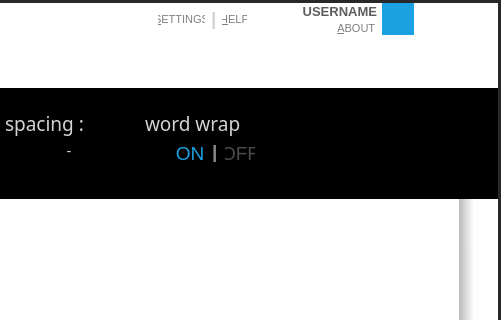
First picture: the form in Sources/mainwindow.ui, repository Sineaggi/CutePad, before the edit; both pictures show x 551 to 1052 and y 0 to 320 of the 1052 by 675 pixel window.
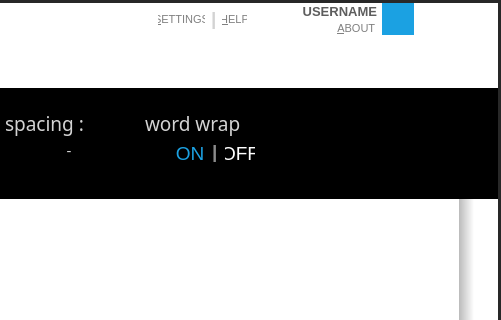
Second picture: the form after the edit. The open tabs and pages were chosen to show the change. Icons and pictures are not drawn.

Patch:
```diff
--- a/Sources/mainwindow.ui
+++ b/Sources/mainwindow.ui
@@ -3212,14 +3212,15 @@
                   </property>
                   <property name="styleSheet">
                    <string notr="true">QPushButton {
-
-background : solid black;
-border : 0px  solid rgb(172,172,172);
-color : rgb(75, 75, 75);
-
+    background : solid black;
+    /*border: 0px  solid rgb(172,172,172);
+    color: rgb(75, 75, 75);*/
+    border: none;
+    color: white;
 }
- QPushButton:hover , QPushButton:selected  ,  QPushButton:checked {
-color :  rgb(255, 25, 25);
+
+QPushButton:hover, QPushButton:selected, QPushButton:checked {
+    color: rgb(255, 25, 25);
 }
 </string>
                   </property>
```
Left out of the diff: 18 changed lines with no effect on the pictures.
